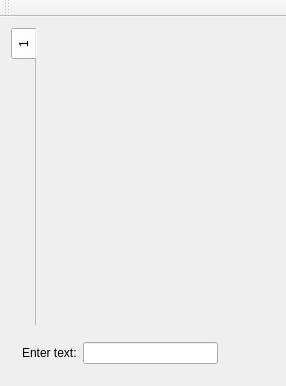
Before: the Qt Designer form mainwindow.ui in proton/zNotes, drawn with Qt 5.
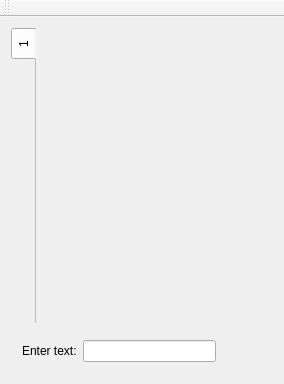
After: the same form once the commit is applied. Icons and pictures are not drawn.

Commit message: * fixed some problems in toolbar editor * fixed application icon on windows

Patch:
```diff
--- a/mainwindow.ui
+++ b/mainwindow.ui
@@ -6,8 +6,8 @@
    <rect>
     <x>0</x>
     <y>0</y>
-    <width>286</width>
-    <height>386</height>
+    <width>284</width>
+    <height>384</height>
    </rect>
   </property>
   <property name="windowTitle">
```
Left out of the diff: 3 changed lines with no effect on the pictures. The commit also changes 4 other files.
